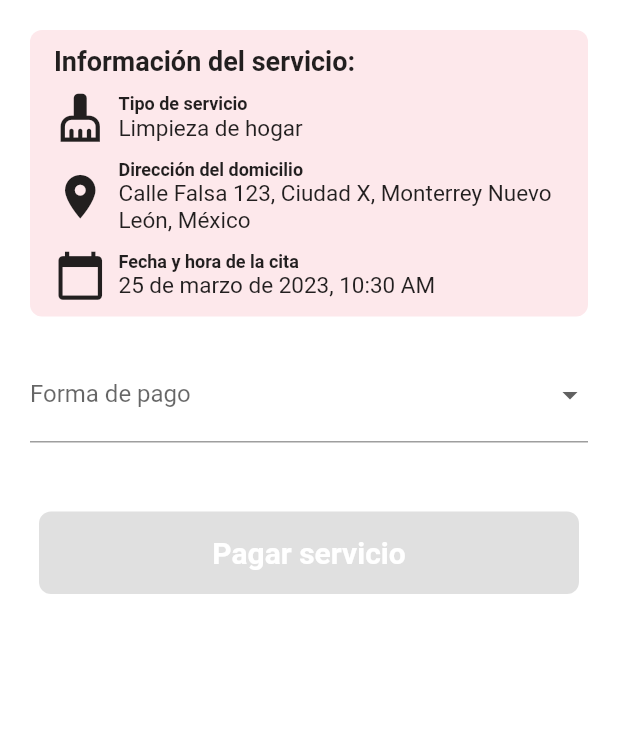
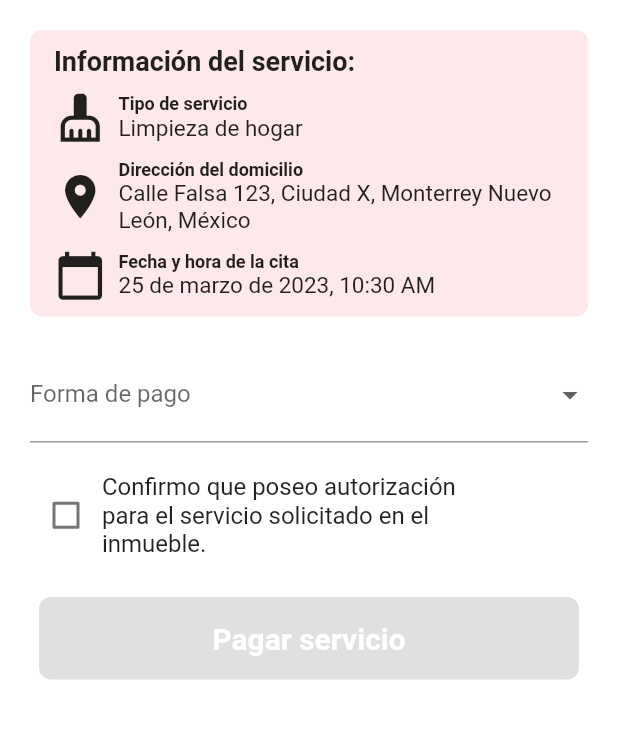
Before and after one commit to sdmunozo/SlyListDev, a Flutter app: the ConfirmationScreen screen opened directly, on a phone screen of 412 x 824 dp, the part 324-1063 px from its top. Run offline on Flutter 3.47's test engine with Material 2 defaults, Android fonts, the phone set to English and light mode, and no system bars; our stand-ins replace flutter_map, geolocator, latlong2; Roboto replaces fonts that are missing (Cairo-Bold, Cairo-Regular, SohoGothicPro).

Commit message:
Se corrigio overflowed del checkbox_widget

```diff
--- a/lib/screens/confirmation_screen.dart
+++ b/lib/screens/confirmation_screen.dart
@@ -1,6 +1,7 @@
 import 'package:flutter/cupertino.dart';
 import 'package:flutter/material.dart';
 import 'package:slylist_app/theme.dart';
+import 'package:slylist_app/widgets/checkbox_widget.dart';
 import 'package:slylist_app/widgets/custom_app_bar_widget.dart';
 import 'package:slylist_app/widgets/large_button_widget.dart';
 
@@ -121,7 +122,17 @@ class _ConfirmationScreenState extends State<ConfirmationScreen> {
               ),
               SizedBox(height: 20),
               Row(
-                children: [],
+                children: [
+                  CheckboxWidget(
+                      labelText:
+                          'Confirmo que poseo autorización para el servicio solicitado en el inmueble.',
+                      value: _isAgreed,
+                      onChanged: (value) {
+                        setState(() {
+                          _isAgreed = value!;
+                        });
+                      }),
+                ],
               ),
               SizedBox(height: 20),
               SizedBox(
--- a/lib/widgets/checkbox_widget.dart
+++ b/lib/widgets/checkbox_widget.dart
@@ -44,7 +44,9 @@ class _CheckboxWidgetState extends State<CheckboxWidget> {
             _toggleCheckbox();
           },
         ),
-        Flexible(
+        SizedBox(
+          width: MediaQuery.of(context).size.width *
+              0.6, // Ajusta el ancho según sea necesario
           child: GestureDetector(
             onTap: _toggleCheckbox, // Llamada a la función al tocar el texto
             child: Text(
@@ -53,6 +55,7 @@ class _CheckboxWidgetState extends State<CheckboxWidget> {
                 fontSize: 16,
                 fontFamily: Theme.of(context).textTheme.bodyText1!.fontFamily,
               ),
+              maxLines: null, // Permitir que el texto sea multilinea
             ),
           ),
         ),
```
Also changed, not shown: lib/widgets/date_time_picker_bottom_widget.dart (+6 -5 lines), 1 other file.
